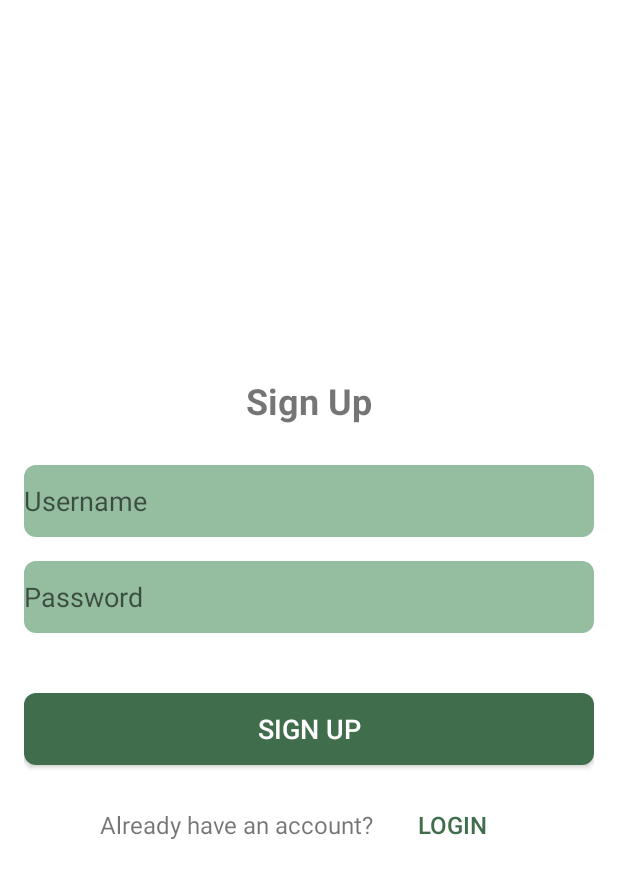
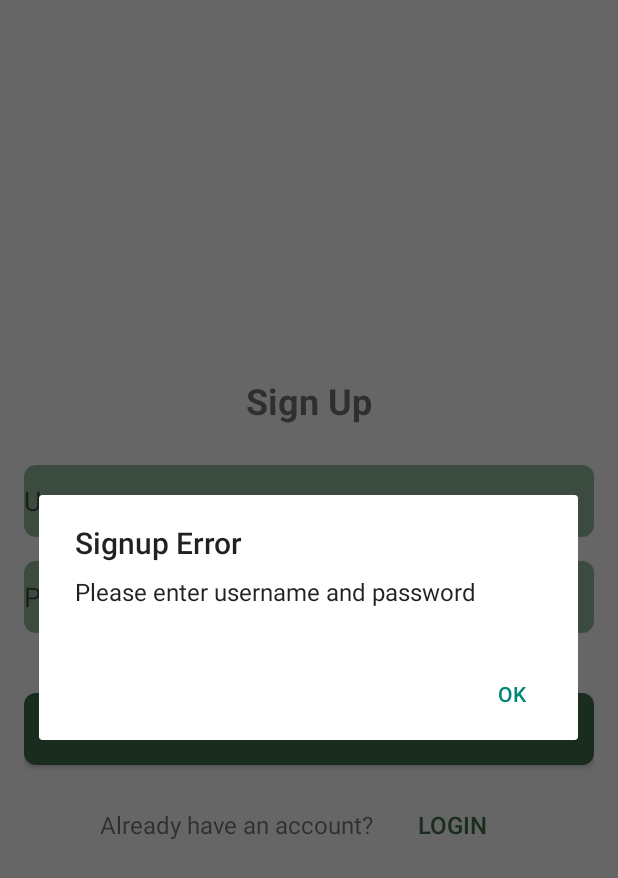
Before and after one commit to Gio-12/FitBuddy, an Android app built with Jetpack Compose: the SignupActivity screen opened directly, with no data from a screen before it, after a tap on "SIGN UP", on a phone screen of 412 x 824 dp. Shown: the top 878 px of the screen. Run offline under Robolectric (Android 15) with nearby library versions, the phone set to English and light mode, and no system bars; our stand-ins replace Dagger/Hilt's generated code.

Commit message:
fix finale

```diff
--- a/app/src/main/java/com/application/fitbuddy/activities/GeofenceActivity.kt
+++ b/app/src/main/java/com/application/fitbuddy/activities/GeofenceActivity.kt
@@ -100,7 +100,7 @@ class GeofenceActivity : MenuActivity(), OnMapReadyCallback {
         }
 
         setMapLongClick(map)
-        loadSavedGeofence() // Pass a flag to control re-registration
+        loadSavedGeofence()
     }
 
     private fun setMapLongClick(map: GoogleMap) {
--- a/app/src/main/java/com/application/fitbuddy/activities/SignupActivity.kt
+++ b/app/src/main/java/com/application/fitbuddy/activities/SignupActivity.kt
@@ -6,6 +6,7 @@ import android.util.Log
 import android.widget.Button
 import android.widget.EditText
 import androidx.activity.viewModels
+import androidx.appcompat.app.AlertDialog
 import androidx.appcompat.app.AppCompatActivity
 import androidx.lifecycle.lifecycleScope
 import com.application.fitbuddy.R
@@ -43,6 +44,7 @@ class SignupActivity : AppCompatActivity() {
                 signup(username, password)
             } else {
                 Log.e(tag, "Please enter username and password")
+                showAlert("Signup Error", "Please enter username and password")
             }
         }
 
@@ -59,12 +61,14 @@ class SignupActivity : AppCompatActivity() {
                 onSuccess = { checkUser ->
                     if (checkUser != null) {
                         Log.d(tag, "Username already taken: $username")
+                        showAlert("Signup Error", "Username already taken")
                     } else {
                         signupNewUser(username, password)
                     }
                 },
                 onFailure = { errorMessage ->
                     showError(errorMessage)
+                    showAlert("Signup Error", "An error occurred: $errorMessage")
                 }
             )
         }
@@ -82,6 +86,7 @@ class SignupActivity : AppCompatActivity() {
                 },
                 onFailure = { errorMessage ->
                     showError(errorMessage)
+                    showAlert("Signup Error", "An error occurred: $errorMessage")
                 }
             )
         }
@@ -91,4 +96,11 @@ class SignupActivity : AppCompatActivity() {
         Log.e(tag, errorMessage)
     }
 
+    private fun showAlert(title: String, message: String) {
+        val builder = AlertDialog.Builder(this)
+        builder.setTitle(title)
+        builder.setMessage(message)
+        builder.setPositiveButton("OK") { dialog, _ -> dialog.dismiss() }
+        builder.create().show()
+    }
 }
--- a/app/src/main/java/com/application/fitbuddy/adapters/SpotLogsAdapter.kt
+++ b/app/src/main/java/com/application/fitbuddy/adapters/SpotLogsAdapter.kt
@@ -21,7 +21,7 @@ class SpotLogsAdapter(private val spotLogs: List<SpotLog>) : RecyclerView.Adapte
 
     override fun onBindViewHolder(holder: ViewHolder, position: Int) {
         val spotLog = spotLogs[position]
-        holder.logText.text = spotLog.toString() // Customize this to show relevant spot log information
+        holder.logText.text = spotLog.toString()
     }
 
     override fun getItemCount(): Int {
--- a/app/src/main/java/com/application/fitbuddy/viewmodel/FollowerViewModel.kt
+++ b/app/src/main/java/com/application/fitbuddy/viewmodel/FollowerViewModel.kt
@@ -79,7 +79,6 @@ class FollowerViewModel @Inject constructor(private val repository: FollowerRepo
                 _followingList.postValue(followers)
                 _followingCount.postValue(followers.size)
             } catch (e: Exception) {
-                // handle error
             }
         }
     }
```
Also changed, not shown: app/src/main/java/com/application/fitbuddy/activities/LoginActivity.kt (+11 -0 lines), app/src/main/java/com/application/fitbuddy/activities/MainActivity.kt (+2 -8 lines).
